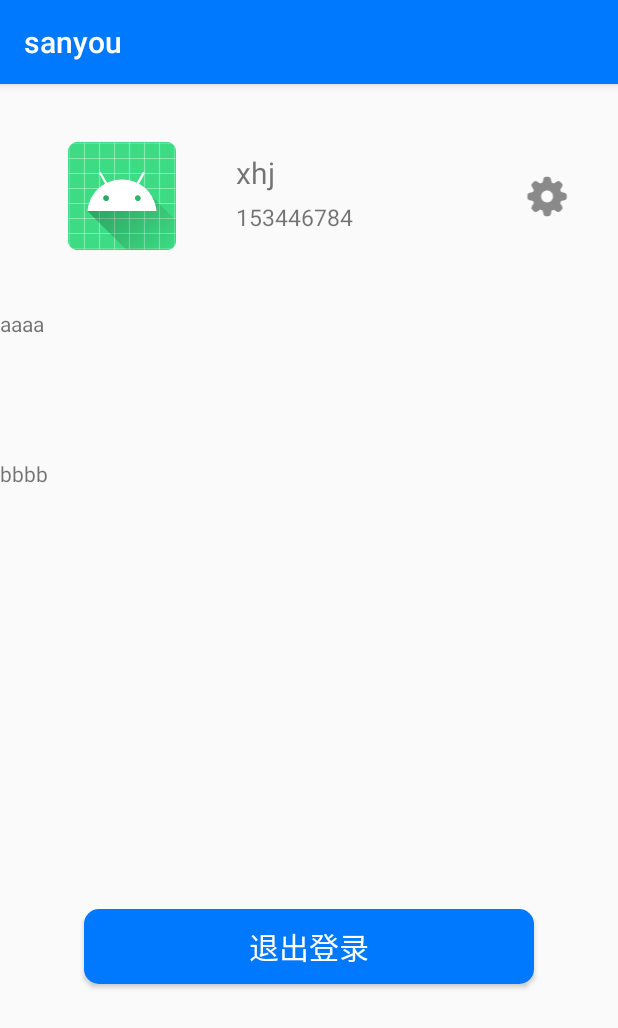
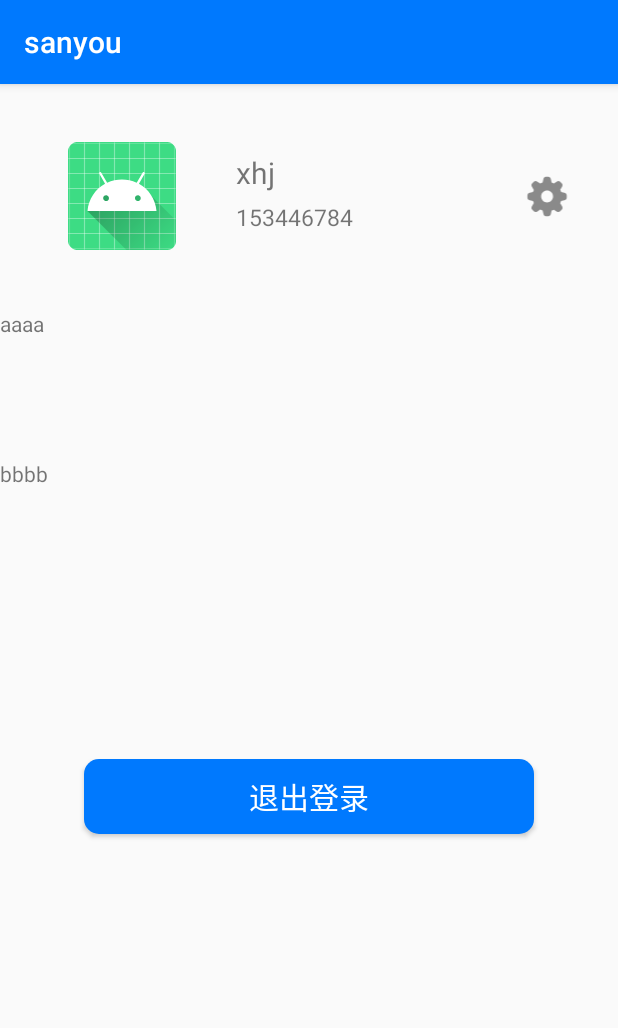
Before and after one commit to xhjHogarth/sanyou-app, an Android app: the fragment MineFragment shown on its own in the app's theme, on a phone screen of 412 x 824 dp. Shown: the top 1028 px of the screen. Run offline under Robolectric (Android 15) with nearby library versions, the light colour scheme and no system bars.

Commit message:
底部导航栏

```diff
--- a/app/src/main/res/layout/mine_fragment.xml
+++ b/app/src/main/res/layout/mine_fragment.xml
@@ -77,7 +77,7 @@
             android:textSize="20sp"
             android:textColor="@color/white"
             android:background="@drawable/button_shape"
-            android:layout_marginTop="200dp"
+            android:layout_marginTop="100dp"
             android:layout_gravity="center"
             android:layout_width="300dp"
             android:layout_height="50dp"/>
--- a/app/src/main/res/values/strings.xml
+++ b/app/src/main/res/values/strings.xml
@@ -2,9 +2,9 @@
     <string name="app_name">sanyou</string>
 
     <string name="scan">扫码</string>
-    <string name="collect">收藏</string>
+<!--    <string name="collect">收藏</string>-->
     <string name="project">项目</string>
-    <string name="history">历史</string>
+    <string name="data">数据</string>
     <string name="mine">我的</string>
 
 </resources>
```
Also changed, not shown: app/src/main/java/com/app/sanyou/view/viewpager/TabViewPagerActivity.java (+4 -4 lines).
